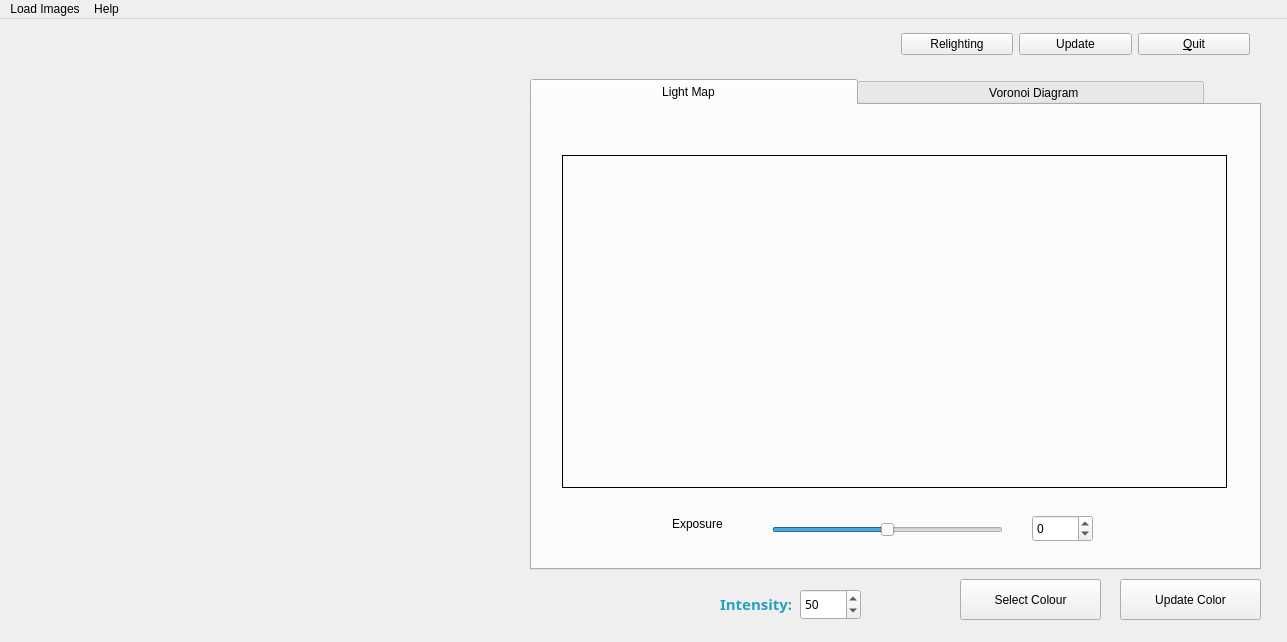
terezadrskova/projects, file reflectance-field_individual-project-in-progress/mainwindow.ui: the form before one commit.
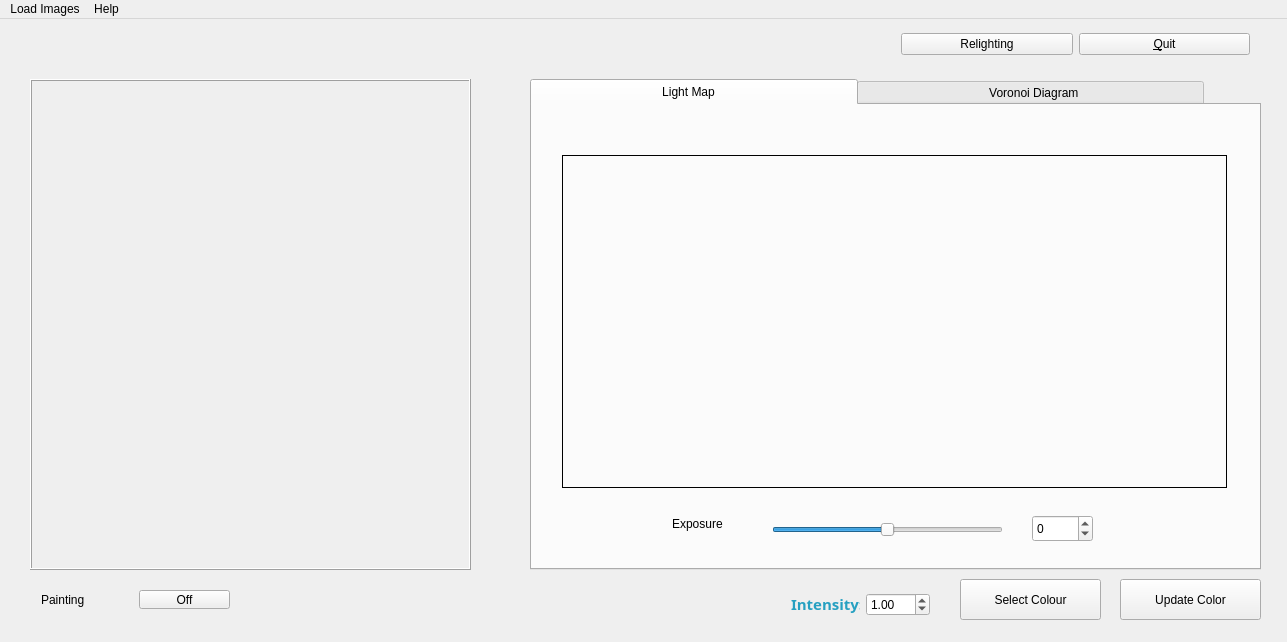
The form after the commit.

Commit message: starting painting with light with polyline

Diff of the .ui file:
```diff
--- a/reflectance-field_individual-project-in-progress/mainwindow.ui
+++ b/reflectance-field_individual-project-in-progress/mainwindow.ui
@@ -26,6 +26,12 @@
       <height>491</height>
      </rect>
     </property>
+    <property name="frameShape">
+     <enum>QFrame::Box</enum>
+    </property>
+    <property name="frameShadow">
+     <enum>QFrame::Raised</enum>
+    </property>
     <property name="text">
      <string/>
     </property>
@@ -47,13 +53,6 @@
        </property>
       </widget>
      </item>
-     <item>
-      <widget class="QPushButton" name="updateBtn">
-       <property name="text">
-        <string>Update</string>
-       </property>
-      </widget>
-     </item>
      <item>
       <widget class="QPushButton" name="pushButton">
        <property name="text">
@@ -276,7 +275,7 @@
      <rect>
       <x>540</x>
       <y>580</y>
-      <width>131</width>
+      <width>231</width>
       <height>17</height>
      </rect>
     </property>
@@ -284,52 +283,6 @@
      <string/>
     </property>
    </widget>
-   <widget class="QLabel" name="intensityLb">
-    <property name="geometry">
-     <rect>
-      <x>720</x>
-      <y>570</y>
-      <width>71</width>
-      <height>31</height>
-     </rect>
-    </property>
-    <property name="font">
-     <font>
-      <family>Balker</family>
-     </font>
-    </property>
-    <property name="text">
-     <string>&lt;!DOCTYPE HTML PUBLIC &quot;-//W3C//DTD HTML 4.0//EN&quot; &quot;http://www.w3.org/TR/REC-html40/strict.dtd&quot;&gt;
-&lt;html&gt;&lt;head&gt;&lt;meta name=&quot;qrichtext&quot; content=&quot;1&quot; /&gt;&lt;style type=&quot;text/css&quot;&gt;
-p, li { white-space: pre-wrap; }
-&lt;/style&gt;&lt;/head&gt;&lt;body style=&quot; font-family:'Ubuntu'; font-size:11pt; font-weight:400; font-style:normal;&quot;&gt;
-&lt;p style=&quot; margin-top:0px; margin-bottom:0px; margin-left:0px; margin-right:0px; -qt-block-indent:0; text-indent:0px;&quot;&gt;&lt;span style=&quot; font-weight:600; color:#26a0c1;&quot;&gt;Intensity:&lt;/span&gt;&lt;/p&gt;&lt;/body&gt;&lt;/html&gt;</string>
-    </property>
-   </widget>
-   <widget class="QSpinBox" name="spbIntensity">
-    <property name="geometry">
-     <rect>
-      <x>800</x>
-      <y>570</y>
-      <width>61</width>
-      <height>31</height>
-     </rect>
-    </property>
-    <property name="font">
-     <font>
-      <family>Balker</family>
-     </font>
-    </property>
-    <property name="maximum">
-     <number>100</number>
-    </property>
-    <property name="singleStep">
-     <number>5</number>
-    </property>
-    <property name="value">
-     <number>50</number>
-    </property>
-   </widget>
    <widget class="QPushButton" name="colorPicker">
     <property name="geometry">
      <rect>
@@ -356,6 +309,73 @@
      <string>Update Color</string>
     </property>
    </widget>
+   <widget class="QWidget" name="horizontalLayoutWidget">
+    <property name="geometry">
+     <rect>
+      <x>780</x>
+      <y>560</y>
+      <width>161</width>
+      <height>51</height>
+     </rect>
+    </property>
+    <layout class="QHBoxLayout" name="horizontalLayout_2">
+     <item>
+      <widget class="QLabel" name="intensityLb">
+       <property name="font">
+        <font>
+         <family>Balker</family>
+        </font>
+       </property>
+       <property name="text">
+        <string>&lt;!DOCTYPE HTML PUBLIC &quot;-//W3C//DTD HTML 4.0//EN&quot; &quot;http://www.w3.org/TR/REC-html40/strict.dtd&quot;&gt;
+&lt;html&gt;&lt;head&gt;&lt;meta name=&quot;qrichtext&quot; content=&quot;1&quot; /&gt;&lt;style type=&quot;text/css&quot;&gt;
+p, li { white-space: pre-wrap; }
+&lt;/style&gt;&lt;/head&gt;&lt;body style=&quot; font-family:'Ubuntu'; font-size:11pt; font-weight:400; font-style:normal;&quot;&gt;
+&lt;p style=&quot; margin-top:0px; margin-bottom:0px; margin-left:0px; margin-right:0px; -qt-block-indent:0; text-indent:0px;&quot;&gt;&lt;span style=&quot; font-weight:600; color:#26a0c1;&quot;&gt;Intensity:&lt;/span&gt;&lt;/p&gt;&lt;/body&gt;&lt;/html&gt;</string>
+       </property>
+      </widget>
+     </item>
+     <item>
+      <widget class="QDoubleSpinBox" name="spbIntensity">
+       <property name="maximum">
+        <double>100.000000000000000</double>
+       </property>
+       <property name="singleStep">
+        <double>0.100000000000000</double>
+       </property>
+       <property name="value">
+        <double>1.000000000000000</double>
+       </property>
+      </widget>
+     </item>
+    </layout>
+   </widget>
+   <widget class="QWidget" name="horizontalLayoutWidget_2">
+    <property name="geometry">
+     <rect>
+      <x>30</x>
+      <y>560</y>
+      <width>211</width>
+      <height>41</height>
+     </rect>
+    </property>
+    <layout class="QHBoxLayout" name="horizontalLayout_3">
+     <item>
+      <widget class="QLabel" name="label_3">
+       <property name="text">
+        <string>Painting</string>
+       </property>
+      </widget>
+     </item>
+     <item>
+      <widget class="QPushButton" name="buttonOnOff">
+       <property name="text">
+        <string>Off</string>
+       </property>
+      </widget>
+     </item>
+    </layout>
+   </widget>
   </widget>
   <widget class="QMenuBar" name="menuBar">
    <property name="geometry">
```
Left out of the diff: 5 changed lines with no effect on the pictures. The commit also changes 16 other files.
